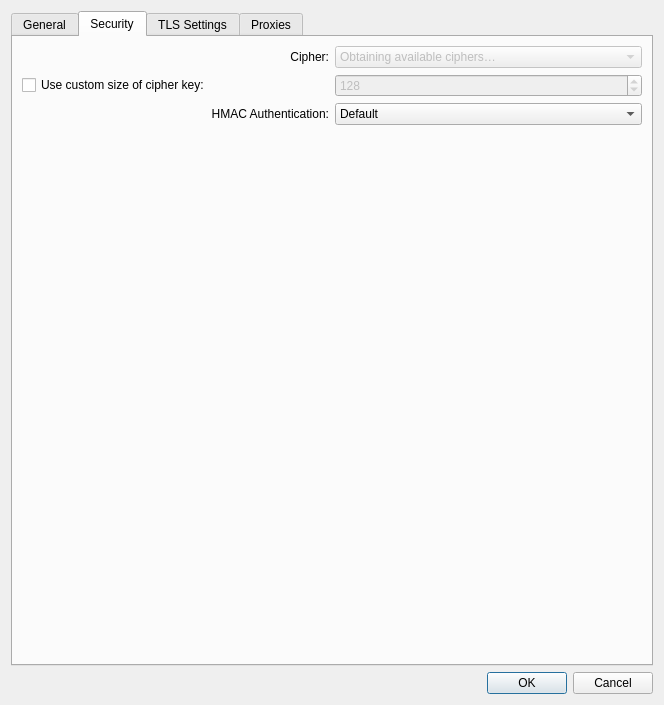
KDE/plasma-nm, file vpn/openvpn/openvpnadvanced.ui: the form before one commit.
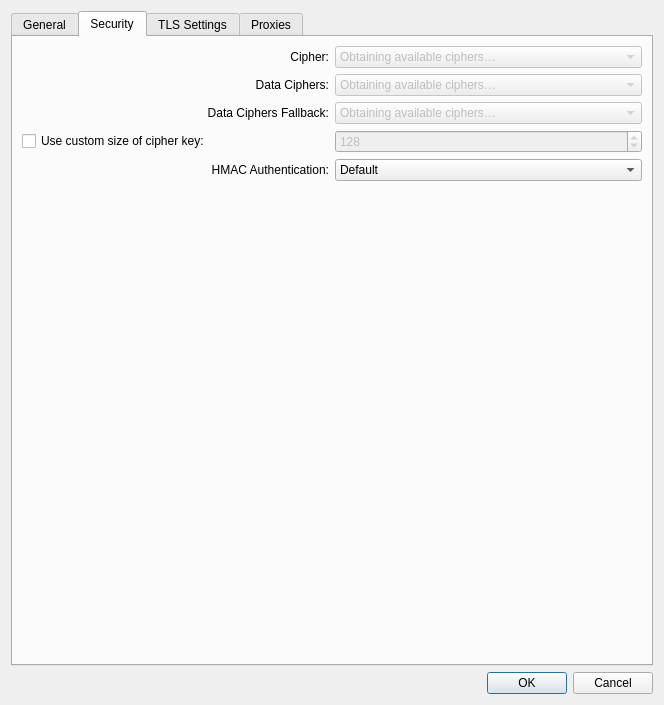
The form after the commit. The open tabs and pages were chosen to show the change. Custom widgets are drawn as their Qt base class.

Commit message: openvpn: Add support for data-ciphers

Patch:
```diff
--- a/vpn/openvpn/openvpnadvanced.ui
+++ b/vpn/openvpn/openvpnadvanced.ui
@@ -567,10 +567,74 @@
            </item>
           </widget>
          </item>
-        </layout>
-       </item>
-       <item>
-        <layout class="QHBoxLayout" name="horizontalLayout_6">
+       </layout>
+      </item>
+      <item>
+       <layout class="QHBoxLayout" name="horizontalLayout_dataCiphers">
+        <item>
+         <widget class="QLabel" name="labelDataCiphers">
+          <property name="toolTip">
+           <string>Data channel cipher list to negotiate (OpenVPN 2.5+).</string>
+          </property>
+          <property name="text">
+           <string>Data Ciphers:</string>
+          </property>
+          <property name="alignment">
+           <set>Qt::AlignRight|Qt::AlignTrailing|Qt::AlignVCenter</set>
+          </property>
+          <property name="buddy">
+           <cstring>cboDataCiphers</cstring>
+          </property>
+         </widget>
+        </item>
+        <item>
+         <widget class="QComboBox" name="cboDataCiphers">
+          <property name="enabled">
+           <bool>false</bool>
+          </property>
+          <item>
+           <property name="text">
+            <string>Obtaining available ciphers…</string>
+           </property>
+          </item>
+         </widget>
+        </item>
+       </layout>
+      </item>
+      <item>
+       <layout class="QHBoxLayout" name="horizontalLayout_dataCiphersFallback">
+        <item>
+         <widget class="QLabel" name="labelDataCiphersFallback">
+          <property name="toolTip">
+           <string>Fallback data cipher if negotiation fails (OpenVPN 2.5+).</string>
+          </property>
+          <property name="text">
+           <string>Data Ciphers Fallback:</string>
+          </property>
+          <property name="alignment">
+           <set>Qt::AlignRight|Qt::AlignTrailing|Qt::AlignVCenter</set>
+          </property>
+          <property name="buddy">
+           <cstring>cboDataCiphersFallback</cstring>
+          </property>
+         </widget>
+        </item>
+        <item>
+         <widget class="QComboBox" name="cboDataCiphersFallback">
+          <property name="enabled">
+           <bool>false</bool>
+          </property>
+          <item>
+           <property name="text">
+            <string>Obtaining available ciphers…</string>
+           </property>
+          </item>
+         </widget>
+        </item>
+       </layout>
+      </item>
+      <item>
+       <layout class="QHBoxLayout" name="horizontalLayout_6">
          <item>
           <widget class="QCheckBox" name="chkUseCustomCipherKey">
            <property name="toolTip">
```
Left out of the diff: 2 changed lines with no effect on the pictures. The commit also changes 1 other file.
